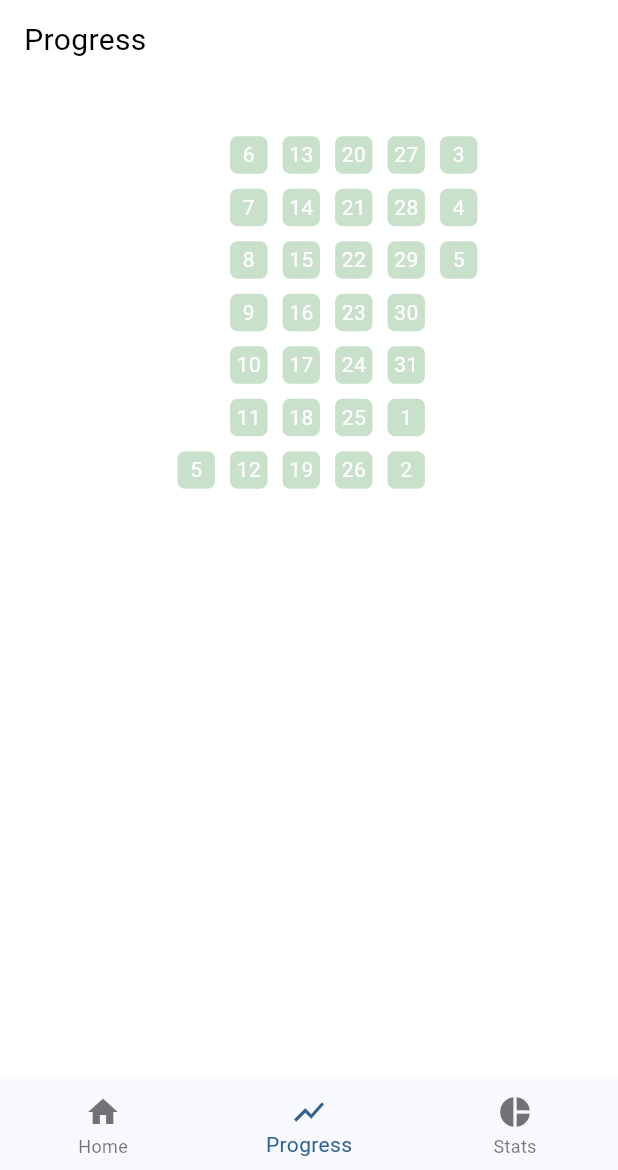
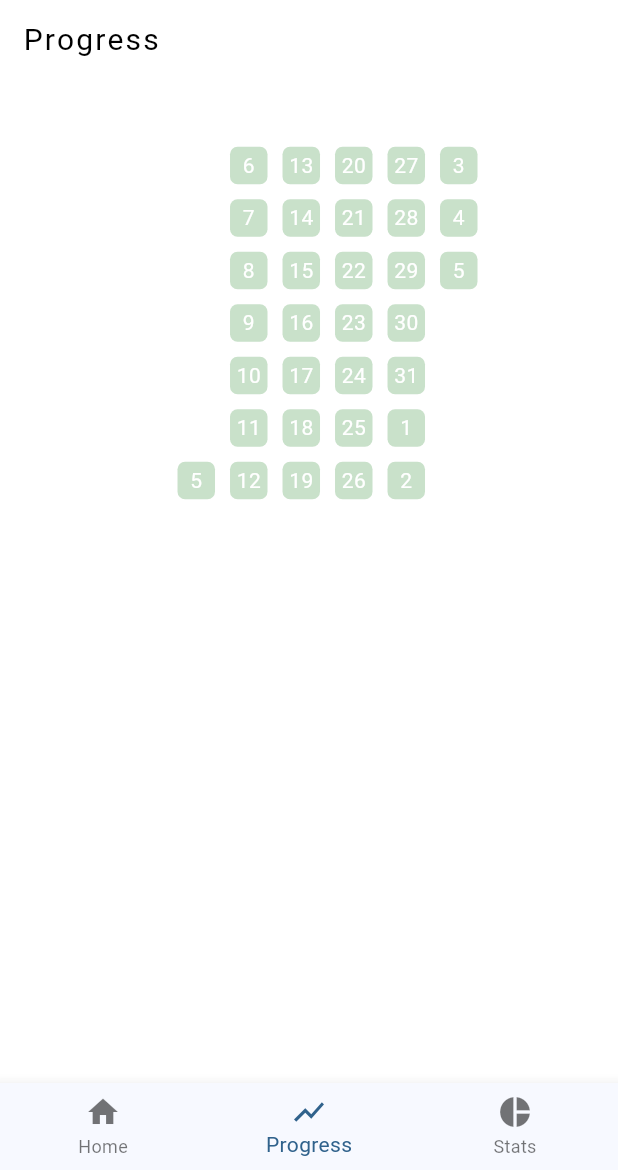
Before and after one commit to TsalemisIasonas/GrowBit, a Flutter app: the screen it shows after launch, item 2 of the bottom bar chosen, on a phone screen of 412 x 824 dp, the part 66-1236 px from its top. Run offline on Flutter 3.47's test engine with Material 3 defaults, Android fonts, the phone set to English and light mode, and no system bars; drawn by our look-alikes of flutter_heatmap_calendar; our stand-ins replace fl_chart, flutter_slidable, hive, hive_flutter; accounts and stored records are empty.

```diff
--- a/lib/components/month_summary.dart
+++ b/lib/components/month_summary.dart
@@ -16,19 +16,20 @@ class MonthlySummary extends StatelessWidget {
       crossAxisAlignment: CrossAxisAlignment.start,
       children: [
         const Padding(
-          padding: EdgeInsets.only(left: 16.0),
+          padding: EdgeInsets.only(left: 15.0),
           child: Text(
             "Progress",
             style: TextStyle(
                 color: Colors.black,
                 fontWeight: FontWeight.w400,
-                fontSize: 20),
+                fontSize: 20,
+                letterSpacing: 1.5),
           ),
         ),
         const SizedBox(height: 20,),
-        Center(
-          child: Padding(
-            padding: const EdgeInsets.all(8.0),
+        Padding(
+          padding: const EdgeInsets.only(top: 15.0),
+          child: Center(
             child: HeatMap(
               startDate: createDateTimeObject(startdate),
               endDate: DateTime.now(),
--- a/lib/pages/homepage_body.dart
+++ b/lib/pages/homepage_body.dart
@@ -33,7 +33,7 @@ class HomepageBody extends StatelessWidget {
               style: TextStyle(
                 fontSize: 20,
                 fontWeight: FontWeight.w400,
-                letterSpacing: 2,
+                letterSpacing: 1.5,
               ),
             ),
           ),
@@ -45,10 +45,10 @@ class HomepageBody extends StatelessWidget {
             ),
           ),
           const Padding(
-            padding: EdgeInsets.only(left: 15.0, top: 15.0),
+            padding: EdgeInsets.only(left: 25.0, top: 15.0),
             child: Text(
               "Daily Progress",
-              style: TextStyle(fontSize: 17, fontWeight: FontWeight.w600),
+              style: TextStyle(fontSize: 17, fontWeight: FontWeight.w500),
             ),
           ),
           const SizedBox(height: 50),
```
Also changed, not shown: lib/pages/my_stats_page.dart (+25 -1 lines).
